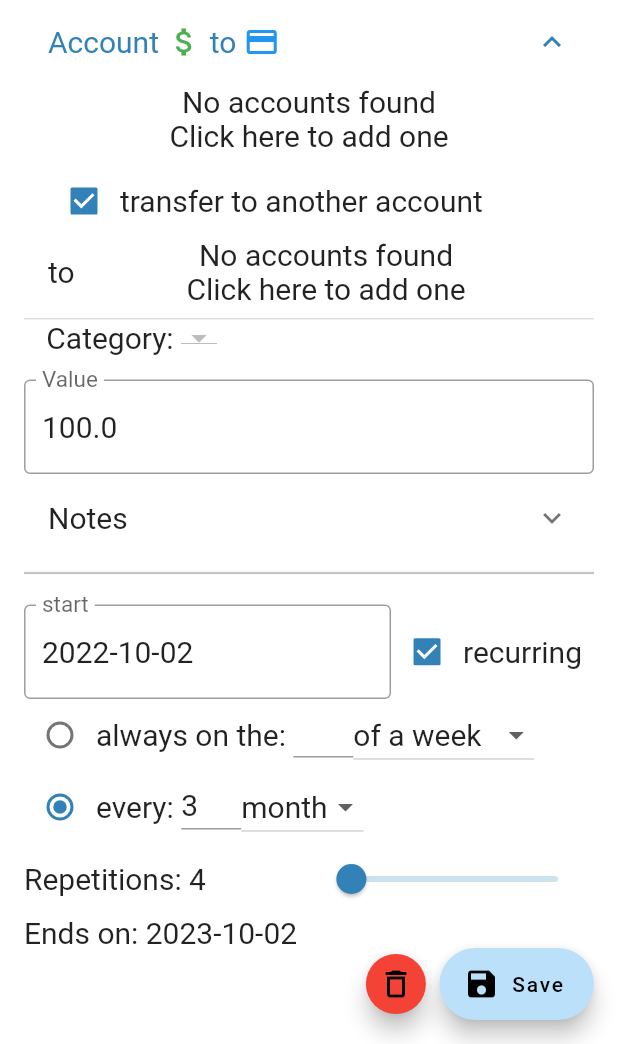
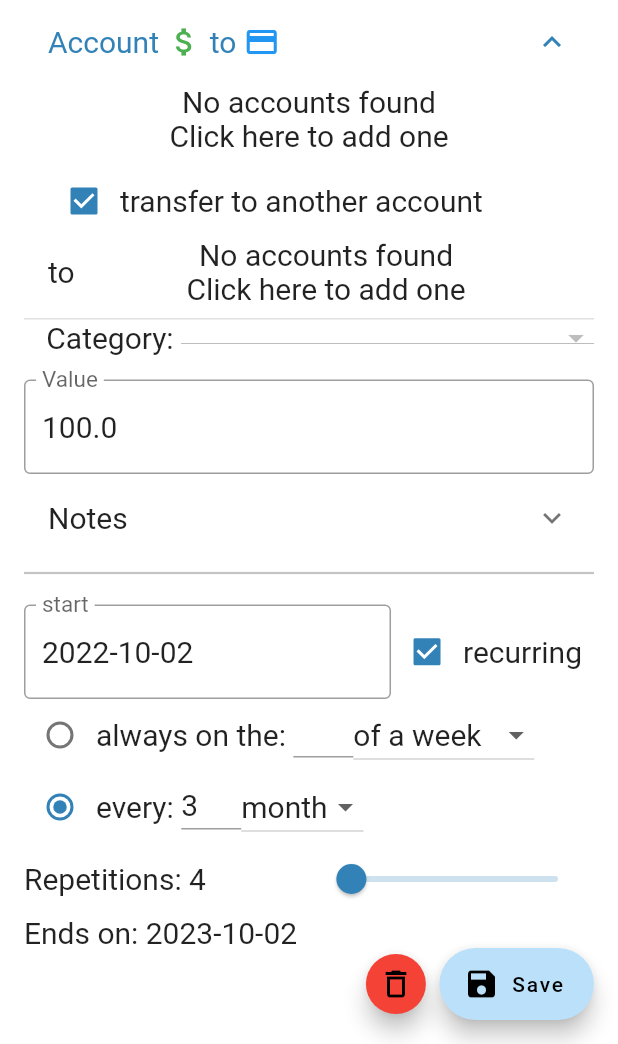
Before and after one commit to budgetiser/budgetiser, a Flutter app: the TransactionForm screen opened directly with sample values from the repository, on a phone screen of 412 x 824 dp, the part 192-1236 px from its top. Run offline on Flutter 3.47's test engine with Material 2 defaults, Android fonts, the phone set to English and light mode, and no system bars; our stand-ins replace flutter_colorpicker, flutter_markdown, jiffy, percent_indicator, shared_preferences, sqflite_sqlcipher; accounts and stored records are empty.

Commit message:
nicer select account and category

```diff
--- a/budgetiser/lib/screens/transactions/transactionForm.dart
+++ b/budgetiser/lib/screens/transactions/transactionForm.dart
@@ -233,7 +233,8 @@ class _TransactionFormState extends State<TransactionForm> {
                         Row(
                           children: [
                             const Text("   Category: "),
-                            SelectCategory(
+                            Flexible(
+                              child: SelectCategory(
                                 initialCategory: selectedCategory,
                                 callback: (TransactionCategory c) {
                                   setState(() {
@@ -241,7 +242,9 @@ class _TransactionFormState extends State<TransactionForm> {
                                       selectedCategory = c;
                                     }
                                   });
-                                }),
+                                },
+                              ),
+                            ),
                           ],
                         ),
                         Padding(
--- a/budgetiser/lib/shared/picker/selectAccount.dart
+++ b/budgetiser/lib/shared/picker/selectAccount.dart
@@ -1,6 +1,7 @@
 import 'package:budgetiser/db/database.dart';
 import 'package:budgetiser/screens/account/accountScreen.dart';
 import 'package:budgetiser/shared/dataClasses/account.dart';
+import 'package:budgetiser/shared/widgets/smalStuff/accountTextWithIcon.dart';
 import 'package:flutter/material.dart';
 
 class SelectAccount extends StatefulWidget {
@@ -78,10 +79,7 @@ class _SelectAccountState extends State<SelectAccount> {
                         ?.map<DropdownMenuItem<Account>>((Account account) {
                       return DropdownMenuItem<Account>(
                         value: account,
-                        child: Text(
-                          account.name,
-                          overflow: TextOverflow.ellipsis,
-                        ),
+                        child: AccountTextWithIcon(account),
                       );
                     }).toList(),
                   ),
--- a/budgetiser/lib/shared/picker/selectCategory.dart
+++ b/budgetiser/lib/shared/picker/selectCategory.dart
@@ -1,5 +1,6 @@
 import 'package:budgetiser/db/database.dart';
 import 'package:budgetiser/shared/dataClasses/transactionCategory.dart';
+import 'package:budgetiser/shared/widgets/smalStuff/CategoryTextWithIcon.dart';
 import 'package:flutter/material.dart';
 
 class SelectCategory extends StatefulWidget {
@@ -51,12 +52,11 @@ class _SelectCategoryState extends State<SelectCategory> {
   @override
   Widget build(BuildContext context) {
     return DropdownButton<TransactionCategory>(
+      isExpanded: true,
       items: _categories
           ?.map((category) => DropdownMenuItem(
                 value: category,
-                child: Text(
-                  category.name,
-                ),
+                child: CategoryTextWithIcon(category),
               ))
           .toList(),
       onChanged: (TransactionCategory? category) {
```
